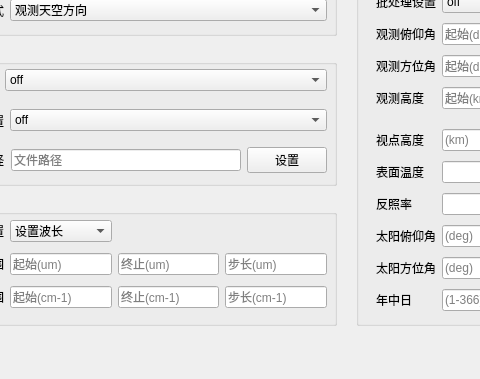
First picture: the form in GUI/generalpage.ui, repository code-arter/radiometer-GUI, before the edit; both pictures show x 94 to 574 and y 245 to 624 of the 894 by 624 pixel window.
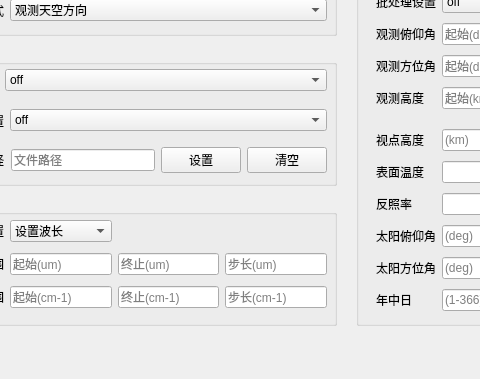
Second picture: the form after the edit.

Diff of the .ui file:
```diff
--- a/GUI/generalpage.ui
+++ b/GUI/generalpage.ui
@@ -1045,6 +1045,13 @@
        </property>
       </widget>
      </item>
+     <item row="0" column="3">
+      <widget class="QPushButton" name="pushButton_source_file_2">
+       <property name="text">
+        <string>清空</string>
+       </property>
+      </widget>
+     </item>
     </layout>
    </widget>
   </widget>
```
